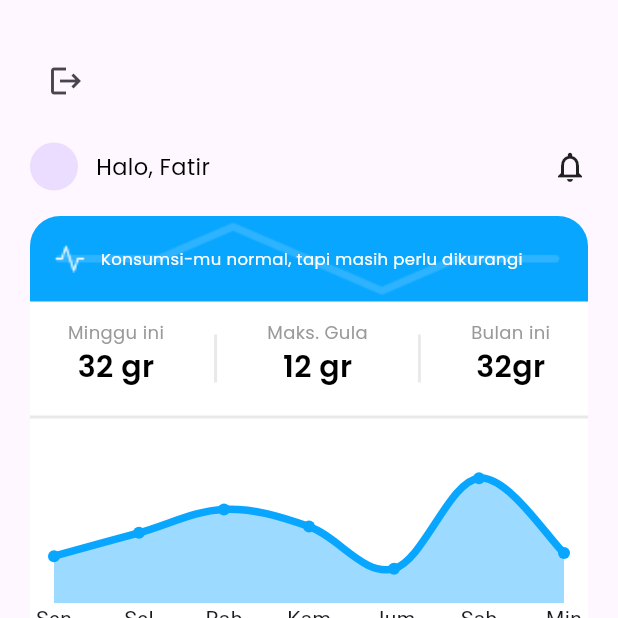
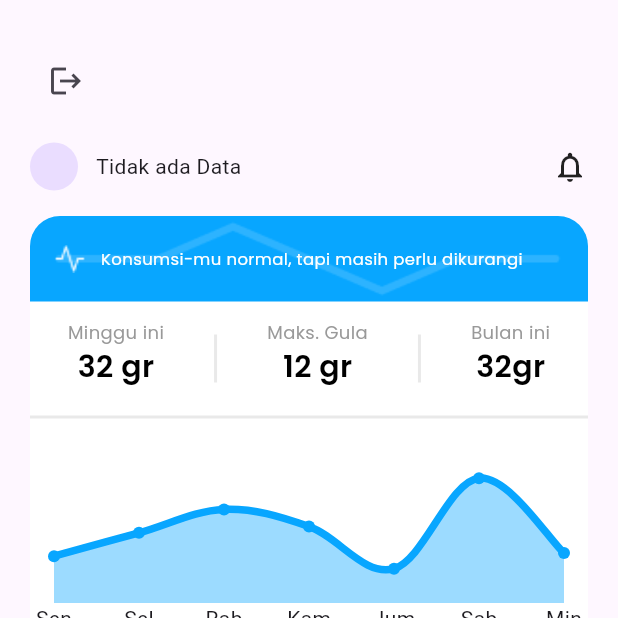
Before and after one commit to Mr-Roma/GULAMU, a Flutter app: the HomePage screen opened by its route, on a phone screen of 412 x 824 dp, the top half of it. Run offline on Flutter 3.47's test engine with Material 3 defaults, Android fonts, the phone set to English and light mode, and no system bars; drawn by our look-alikes of fl_chart; our stand-ins replace cloud_firestore, firebase_auth, firebase_core, flutter_animate, get, google_fonts; accounts and stored records are empty; network calls fail.

Commit message:
commit add fitur show username in homepage

```diff
--- a/lib/widgets/homepage_widget/topbar.dart
+++ b/lib/widgets/homepage_widget/topbar.dart
@@ -1,3 +1,4 @@
+import 'package:cloud_firestore/cloud_firestore.dart';
 import 'package:flutter/material.dart';
 import 'package:google_fonts/google_fonts.dart';
 
@@ -22,12 +23,37 @@ class TopBar extends StatelessWidget {
                 const SizedBox(
                   width: 12,
                 ),
-                Text(
-                  "Halo, Fatir",
-                  style: GoogleFonts.poppins(
-                    fontSize: 15,
-                    color: Colors.black,
-                  ),
+                StreamBuilder(
+                  stream: FirebaseFirestore.instance
+                      .collection('username')
+                      .orderBy('timestamp', descending: true)
+                      .snapshots(),
+                  builder: (context, snapshot) {
+                    if (snapshot.connectionState == ConnectionState.waiting) {
+                      return Text('Mohon Tunggu');
+                    }
+                    if (!snapshot.hasData || snapshot.data!.docs.isEmpty) {
+                      return Text('Tidak ada Data');
+                    }
+
+                    // Extracting the first document to get the latest username
+                    var latestDocument = snapshot.data!.docs.first;
+                    var username = latestDocument.data()['namaAwal'];
+
+                    // Returning only the username in a Text widget
+                    return Row(
+                      children: [
+                        Text(
+                          'Halo, $username!', // Displaying the username
+                          style: GoogleFonts.poppins(
+                            fontSize: 15,
+                            color: Colors.black,
+                          ),
+                        ),
+                        // Add more widgets if needed below
+                      ],
+                    );
+                  },
                 ),
               ],
             ),
```
Also changed, not shown: lib/pages/register_page.dart (+15 -1 lines).
